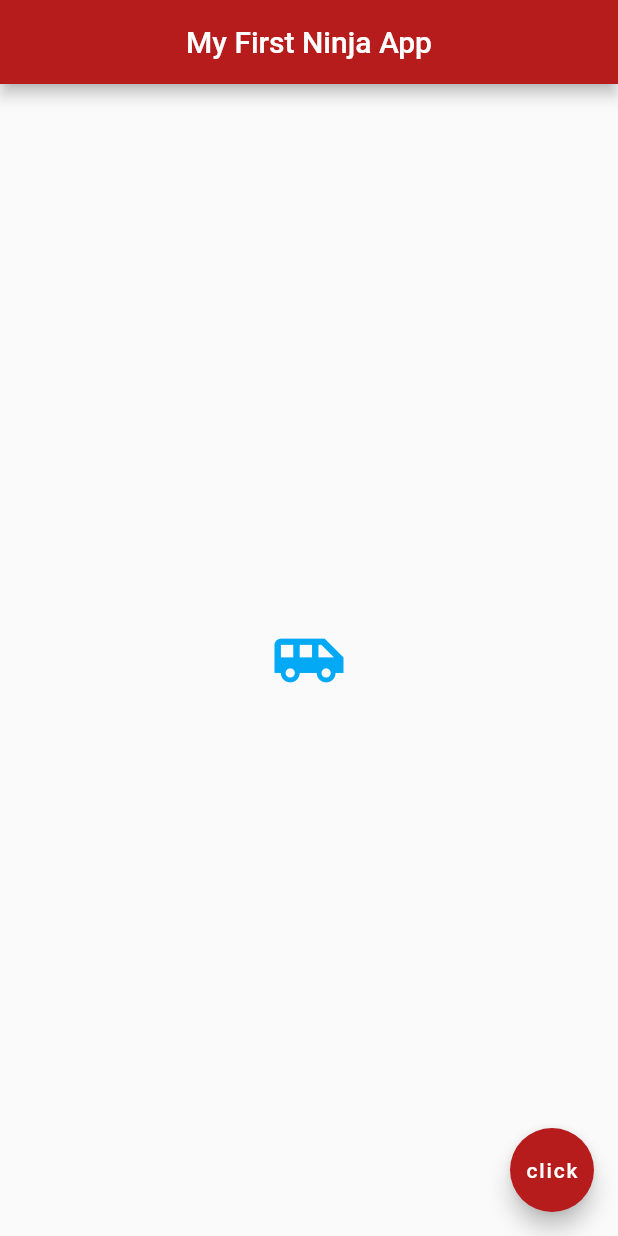
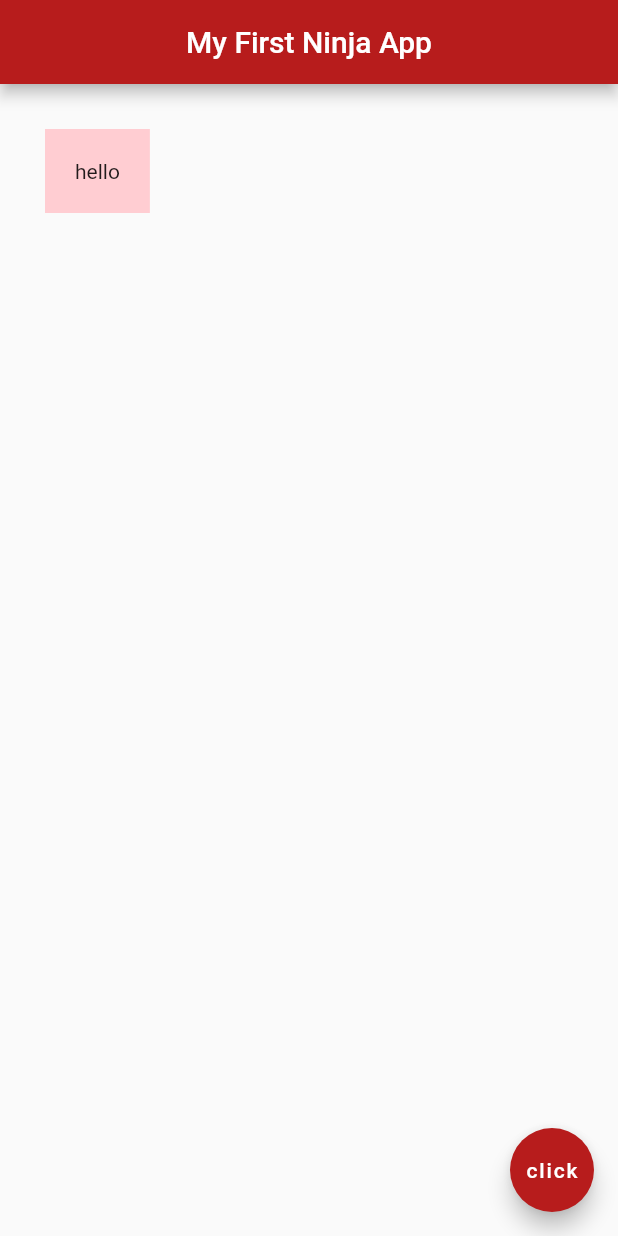
Before and after one commit to MLesky/World-Time-App, a Flutter app: the screen it shows after launch, on a phone screen of 412 x 824 dp. Run offline on Flutter 3.47's test engine with Material 2 defaults, Android fonts, the phone set to English and light mode, and no system bars.

Commit message:
container

```diff
--- a/My app/myapp/lib/main.dart
+++ b/My app/myapp/lib/main.dart
@@ -15,15 +15,14 @@ class Home extends StatelessWidget {
         centerTitle: true,
         backgroundColor: Colors.red[900],
       ),
-      body: const Center(
-        child: Icon(
-          Icons.airport_shuttle,
-          color: Colors.lightBlue,
-          size: 50.0,
-        ),
+      body: Container(
+        padding: const EdgeInsets.all(20.0),
+        margin: const EdgeInsets.all(30.0),
+        color: Colors.red[100],
+        child: const Text('hello'),
       ),
       floatingActionButton: FloatingActionButton(
-        onPressed: () => {},
+        onPressed: () {},
         backgroundColor: Colors.red[900],
         child: const Text('click'),
       ),
```
Also changed, not shown: screen.png.
